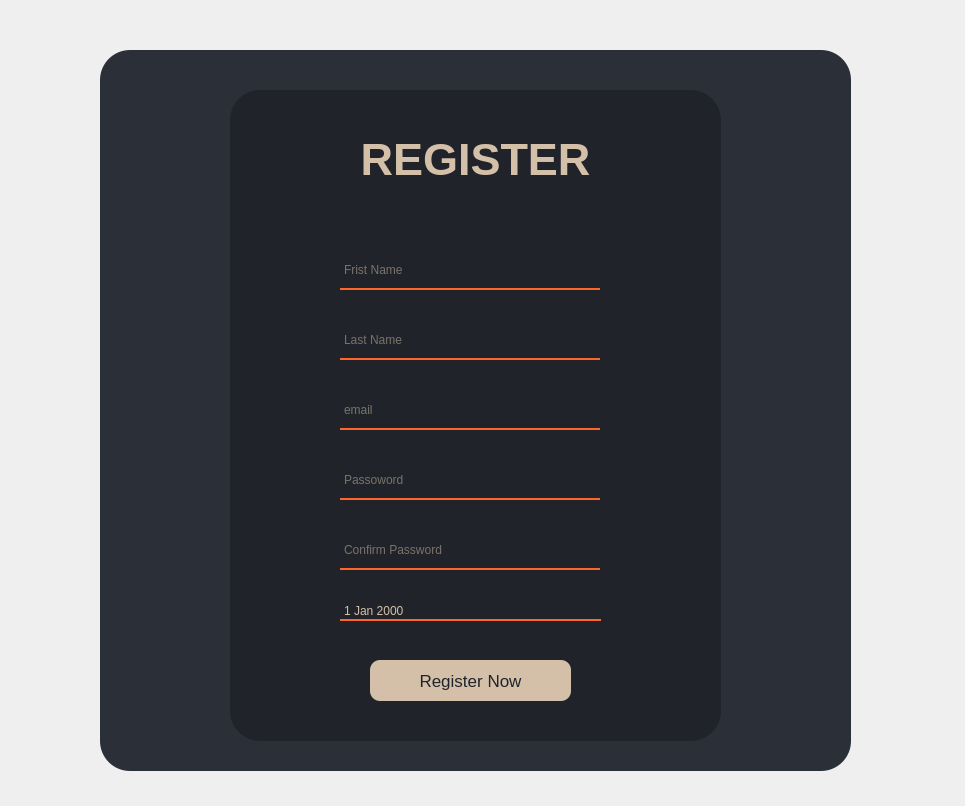
This is GUI/ui_files/register_page.ui in Dziomek/kasta-virtual-assistant as Qt 5 draws it before an edit. The edited form follows.
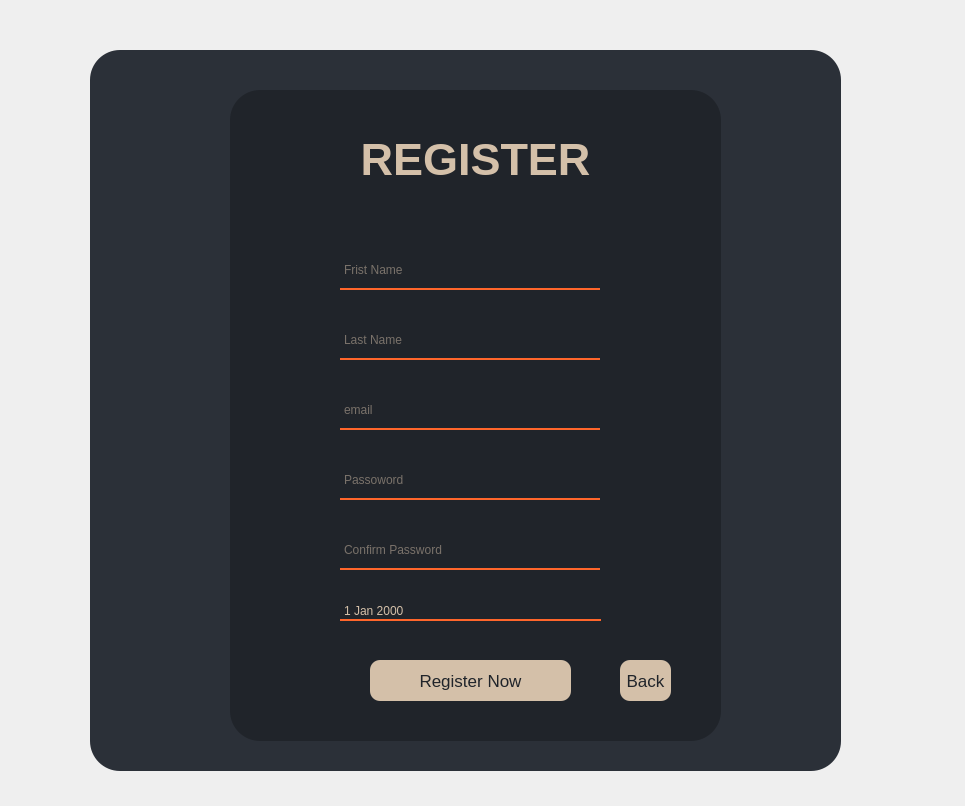
This is the edited form.

The edit to the form file:
```diff
--- a/GUI/ui_files/register_page.ui
+++ b/GUI/ui_files/register_page.ui
@@ -25,7 +25,7 @@
    <widget class="QLabel" name="label">
     <property name="geometry">
      <rect>
-      <x>40</x>
+      <x>30</x>
       <y>30</y>
       <width>751</width>
       <height>721</height>
@@ -271,6 +271,62 @@
 paddinf-bottom: 7px;</string>
     </property>
    </widget>
+   <widget class="QLabel" name="errorLabel">
+    <property name="geometry">
+     <rect>
+      <x>170</x>
+      <y>190</y>
+      <width>491</width>
+      <height>20</height>
+     </rect>
+    </property>
+    <property name="styleSheet">
+     <string notr="true">color: red;</string>
+    </property>
+    <property name="text">
+     <string/>
+    </property>
+    <property name="alignment">
+     <set>Qt::AlignCenter</set>
+    </property>
+   </widget>
+   <widget class="QPushButton" name="backButton">
+    <property name="geometry">
+     <rect>
+      <x>560</x>
+      <y>640</y>
+      <width>51</width>
+      <height>41</height>
+     </rect>
+    </property>
+    <property name="font">
+     <font>
+      <family>Segoe UI</family>
+      <pointsize>13</pointsize>
+     </font>
+    </property>
+    <property name="styleSheet">
+     <string notr="true">QPushButton{
+background-color:  rgb(212, 192, 169);
+color: #20242a;
+border-radius: 10px;
+}
+QPushButton:hover{
+background-color: #837c73;
+}
+
+QPushButton:pressed{
+padding-left: 5px;
+padding-right: 5px;
+background-position: calc(100% - 10px)center;
+background-color: #ff662b;;
+}
+</string>
+    </property>
+    <property name="text">
+     <string>Back</string>
+    </property>
+   </widget>
   </widget>
  </widget>
  <resources/>
```
